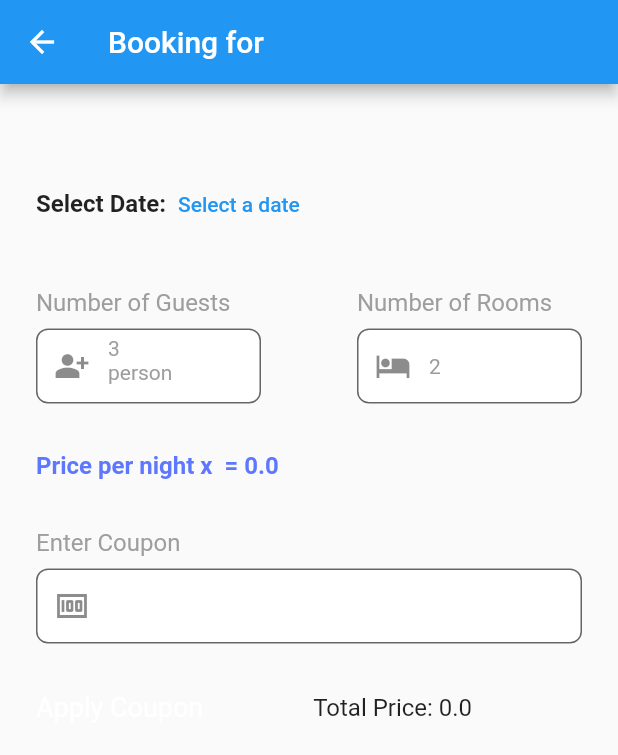
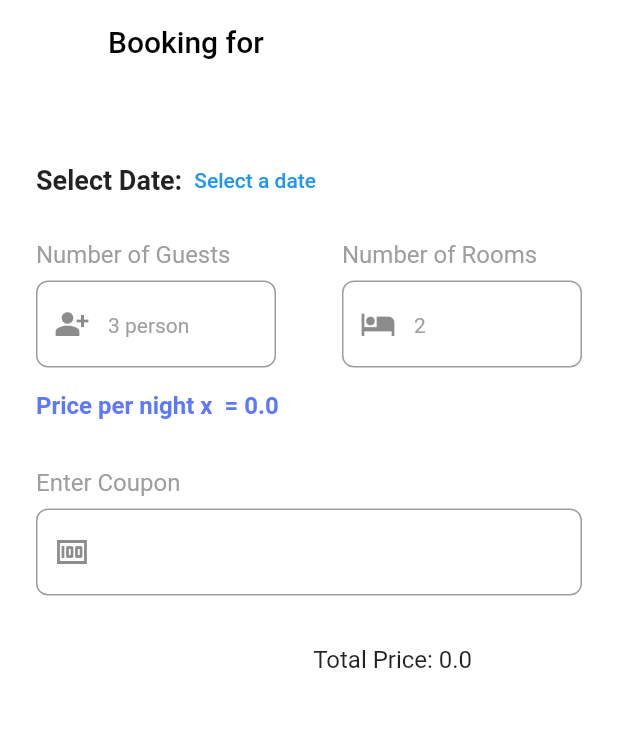
Before and after one commit to LemonLabours/BookBode, a Flutter app: the BookingView screen opened directly with empty values, on a phone screen of 412 x 824 dp. Shown: the top 755 px of the screen. Run offline on Flutter 3.47's test engine with Material 2 defaults, Android fonts, the phone set to English and light mode, and no system bars; our stand-ins replace animated_splash_screen, bloc, flutter_bloc, google_fonts, page_transition, supabase_flutter; missing offline and left inert: flutter_appauth, gradient_elevated_button; accounts and stored records are empty.

Commit message:
edit on booking view

```diff
--- a/lib/app/Core/utilities/shared/text_fields_widgets.dart
+++ b/lib/app/Core/utilities/shared/text_fields_widgets.dart
@@ -15,7 +15,7 @@ class TextFieldWidget extends StatelessWidget {
     this.textController,
     this.onSubmitted,
     this.lebel,
-    this.height = 46,
+    this.height = 58,
     this.width,
     this.borderRadius = 8,
   });
@@ -44,11 +44,11 @@ class TextFieldWidget extends StatelessWidget {
               color: Colors.grey, fontWeight: FontWeight.w400, fontSize: 16),
         ),
         kVSpace8,
-        SizedBox(
+        Container(
+          color: hWhiteColor,
           height: height,
           width: width,
           child: TextField(
-            style: const TextStyle(color: hBlachColor, fontSize: 16),
             keyboardType: inputType,
             maxLines: maxLines,
             obscureText: obscureText ?? false,
@@ -68,8 +68,6 @@ class TextFieldWidget extends StatelessWidget {
                   color: hLightGray,
                 ),
               ),
-              filled: true,
-              fillColor: hWhiteColor,
             ),
           ),
         ),
--- a/lib/app/Views/Booking/booking_view.dart
+++ b/lib/app/Views/Booking/booking_view.dart
@@ -36,21 +36,28 @@ class BookingView extends StatelessWidget {
         bloc.basePrice = hotel.price.toDouble();
 
         return Scaffold(
-          appBar: AppBar(title: Text("Booking for ${hotel.name}")),
+          backgroundColor: hWhiteColor,
+          appBar: AppBar(
+              backgroundColor: hWhiteColor,
+              elevation: 0,
+              title: Text(
+                "Booking for ${hotel.name}",
+                style: const TextStyle(color: hBlachColor),
+              )),
           body: Padding(
             padding: const EdgeInsets.all(24.0),
             child: Column(
               crossAxisAlignment: CrossAxisAlignment.start,
               children: [
-                kVSpace32,
+                kVSpace16,
                 Row(
                   children: [
                     const Text(
                       'Select Date:',
                       style:
-                          TextStyle(fontSize: 16, fontWeight: FontWeight.bold),
+                          TextStyle(fontSize: 18, fontWeight: FontWeight.bold),
                     ),
-                    const SizedBox(height: 8),
+                    kVSpace8,
                     TextButton(
                       onPressed: () async {
                         DateTime? picked = await showDatePicker(
@@ -73,13 +80,12 @@ class BookingView extends StatelessWidget {
                     ),
                   ],
                 ),
-                kVSpace32,
+                kVSpace16,
                 Row(
                   mainAxisAlignment: MainAxisAlignment.spaceBetween,
                   children: [
                     TextFieldWidget(
-                      height: 50,
-                      width: 150,
+                      width: 160,
                       prefixIcon: Icons.person_add_alt_sharp,
                       inputType: TextInputType.number,
                       textController: bloc.guestsController,
@@ -89,8 +95,7 @@ class BookingView extends StatelessWidget {
                       hintText: '3 person',
                     ),
                     TextFieldWidget(
-                      height: 50,
-                      width: 150,
+                      width: 160,
                       prefixIcon: Icons.hotel,
                       inputType: TextInputType.number,
                       textController: bloc.roomsController,
@@ -101,7 +106,7 @@ class BookingView extends StatelessWidget {
                     ),
                   ],
                 ),
-                kVSpace32,
+                kVSpace16,
                 Text(
                   'Price per night x ${bloc.roomsController.text} = ${bloc.totalPrice}',
                   style: const TextStyle(
@@ -111,8 +116,6 @@ class BookingView extends StatelessWidget {
                 ),
                 kVSpace32,
                 TextFieldWidget(
-                  height: 50,
-                  // width: 150,
                   prefixIcon: Icons.money_outlined,
                   inputType: TextInputType.number,
                   textController: bloc.couponController,
--- a/lib/app/Views/Hotel Details/hotel_detail_view.dart
+++ b/lib/app/Views/Hotel Details/hotel_detail_view.dart
@@ -1,3 +1,5 @@
+import 'package:bookbode/app/Core/utilities/constants/colors.dart';
+import 'package:bookbode/app/Core/utilities/constants/nav_extension.dart';
 import 'package:bookbode/app/Core/utilities/constants/spacing.dart';
 import 'package:flutter/foundation.dart';
 import 'package:flutter/material.dart';
--- a/lib/main.dart
+++ b/lib/main.dart
@@ -1,11 +1,6 @@
 import 'package:animated_splash_screen/animated_splash_screen.dart';
 import 'package:bookbode/app/Core/bloc/booking_bloc/booking_bloc.dart';
 import 'package:bookbode/app/Core/utilities/shared/nav_bar_view.dart';
-import 'package:bookbode/app/Views/Booking/booking_view.dart';
-import 'package:bookbode/app/Views/Home/home_view.dart';
-import 'package:bookbode/app/Views/Home/widgets/home_app_bar.dart';
-import 'package:bookbode/app/Views/Intro/intro_view.dart';
-import 'package:bookbode/app/Views/Review/review_view.dart';
 import 'package:flutter/material.dart';
 import 'package:flutter_bloc/flutter_bloc.dart';
 import 'package:page_transition/page_transition.dart';
```
